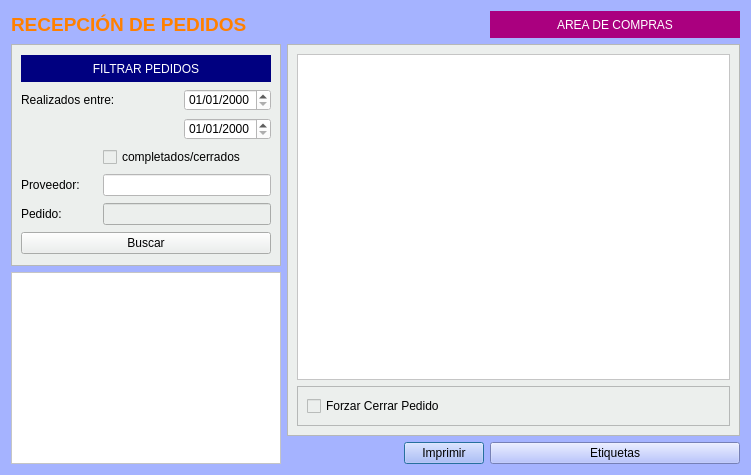
arcnexus/RedFoX, file Zona_Compras/frmrecepcion_pedidos.ui: the form before one commit.
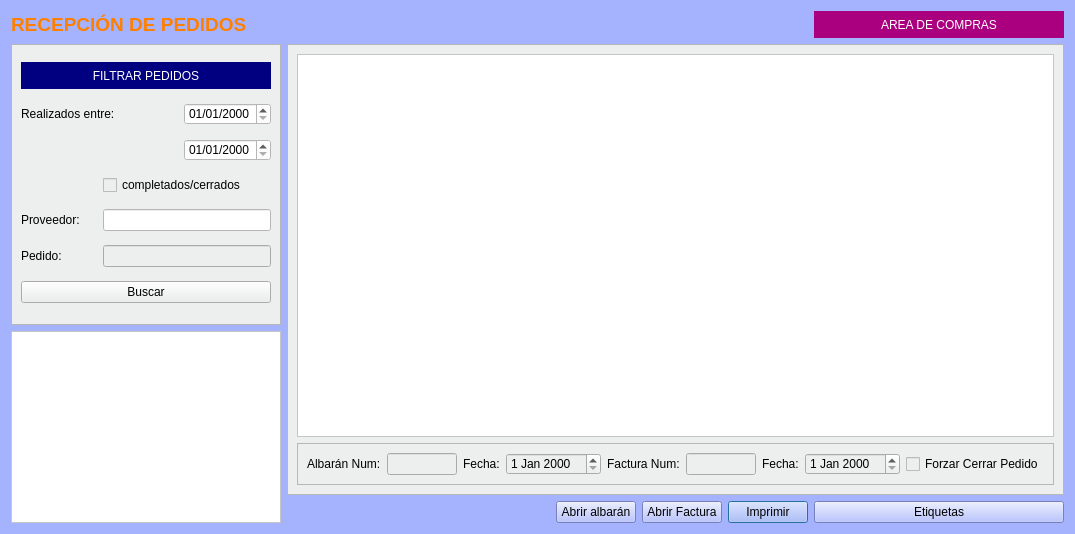
The form after the commit.

Commit message: integración de traspaso a albarán en recepción de pedidos

Diff of the .ui file:
```diff
--- a/Zona_Compras/frmrecepcion_pedidos.ui
+++ b/Zona_Compras/frmrecepcion_pedidos.ui
@@ -6,8 +6,8 @@
    <rect>
     <x>0</x>
     <y>0</y>
-    <width>751</width>
-    <height>475</height>
+    <width>1075</width>
+    <height>534</height>
    </rect>
   </property>
   <property name="windowTitle">
@@ -43,7 +43,7 @@
      </property>
     </spacer>
    </item>
-   <item row="4" column="3">
+   <item row="4" column="5">
     <widget class="QPushButton" name="pushButton_3">
      <property name="styleSheet">
       <string notr="true"/>
@@ -53,7 +53,7 @@
      </property>
     </widget>
    </item>
-   <item row="4" column="4">
+   <item row="4" column="6">
     <widget class="QPushButton" name="pushButton_2">
      <property name="styleSheet">
       <string notr="true"/>
@@ -96,7 +96,7 @@
      </property>
     </spacer>
    </item>
-   <item row="1" column="1" rowspan="3" colspan="4">
+   <item row="1" column="1" rowspan="3" colspan="6">
     <widget class="QFrame" name="frame_2">
      <property name="styleSheet">
       <string notr="true">background-color: #ecefed;</string>
@@ -140,7 +140,54 @@
          <enum>QFrame::Raised</enum>
         </property>
         <layout class="QGridLayout" name="gridLayout_3">
+         <item row="0" column="2">
+          <widget class="QLabel" name="lblfecha_albaran">
+           <property name="text">
+            <string>Fecha:</string>
+           </property>
+          </widget>
+         </item>
+         <item row="0" column="9">
+          <widget class="QDateEdit" name="txtFecha_factura"/>
+         </item>
          <item row="0" column="0">
+          <widget class="QLabel" name="lblAlbaran">
+           <property name="text">
+            <string>Albarán Num:</string>
+           </property>
+          </widget>
+         </item>
+         <item row="0" column="5">
+          <widget class="QLabel" name="lblfactura">
+           <property name="text">
+            <string>Factura Num:</string>
+           </property>
+          </widget>
+         </item>
+         <item row="0" column="8">
+          <widget class="QLabel" name="lblFecha_factura">
+           <property name="text">
+            <string>Fecha:</string>
+           </property>
+          </widget>
+         </item>
+         <item row="0" column="3">
+          <widget class="QDateEdit" name="txtFecha_albaran"/>
+         </item>
+         <item row="0" column="1">
+          <widget class="QLineEdit" name="txtAlbaran">
+           <property name="maximumSize">
+            <size>
+             <width>120</width>
+             <height>16777215</height>
+            </size>
+           </property>
+          </widget>
+         </item>
+         <item row="0" column="7">
+          <widget class="QLineEdit" name="txtFactura"/>
+         </item>
+         <item row="0" column="10">
           <widget class="QCheckBox" name="chkForzarCierre">
            <property name="text">
             <string>Forzar Cerrar Pedido</string>
@@ -153,7 +200,7 @@
      </layout>
     </widget>
    </item>
-   <item row="0" column="4">
+   <item row="0" column="6">
     <widget class="QLabel" name="label_22">
      <property name="minimumSize">
       <size>
@@ -285,6 +332,20 @@
      </layout>
     </widget>
    </item>
+   <item row="4" column="3">
+    <widget class="QPushButton" name="btnAlbaran">
+     <property name="text">
+      <string>Abrir albarán</string>
+     </property>
+    </widget>
+   </item>
+   <item row="4" column="4">
+    <widget class="QPushButton" name="pushButton">
+     <property name="text">
+      <string>Abrir Factura</string>
+     </property>
+    </widget>
+   </item>
   </layout>
  </widget>
  <resources/>
```
The commit also changes 9 other files.
